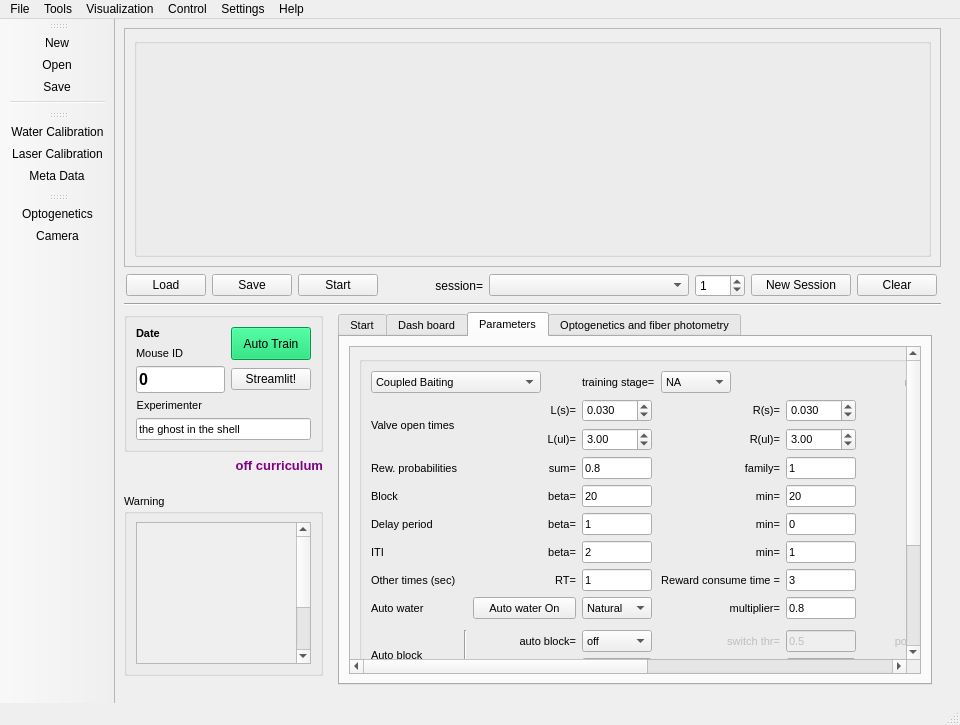
First picture: the form in src/foraging_gui/ForagingGUI.ui, repository AllenNeuralDynamics/dynamic-foraging-task, before the edit.
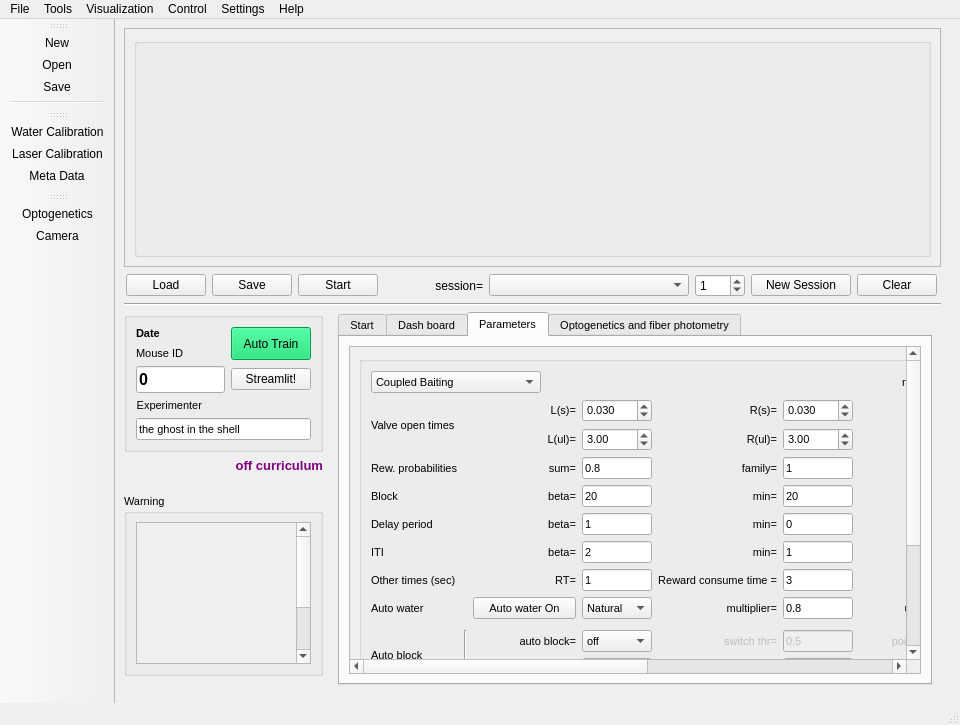
Second picture: the form after the edit. The open tabs and pages were chosen to show the change. Icons and pictures are not drawn.

Commit message: removing TrainingStage files

The edit to the form file:
```diff
--- a/src/foraging_gui/ForagingGUI.ui
+++ b/src/foraging_gui/ForagingGUI.ui
@@ -4505,78 +4505,6 @@
                         </property>
                        </widget>
                       </item>
-                      <item row="0" column="5">
-                       <widget class="QComboBox" name="TrainingStage">
-                        <property name="sizePolicy">
-                         <sizepolicy hsizetype="MinimumExpanding" vsizetype="Expanding">
-                          <horstretch>0</horstretch>
-                          <verstretch>0</verstretch>
-                         </sizepolicy>
-                        </property>
-                        <property name="maximumSize">
-                         <size>
-                          <width>70</width>
-                          <height>16777215</height>
-                         </size>
-                        </property>
-                        <item>
-                         <property name="text">
-                          <string>NA</string>
-                         </property>
-                        </item>
-                        <item>
-                         <property name="text">
-                          <string>Stage1.1</string>
-                         </property>
-                        </item>
-                        <item>
-                         <property name="text">
-                          <string>Stage1.2</string>
-                         </property>
-                        </item>
-                        <item>
-                         <property name="text">
-                          <string>Stage2</string>
-                         </property>
-                        </item>
-                        <item>
-                         <property name="text">
-                          <string>Stage3</string>
-                         </property>
-                        </item>
-                        <item>
-                         <property name="text">
-                          <string>Stage4</string>
-                         </property>
-                        </item>
-                        <item>
-                         <property name="text">
-                          <string>Stage5</string>
-                         </property>
-                        </item>
-                        <item>
-                         <property name="text">
-                          <string>Stage6</string>
-                         </property>
-                        </item>
-                       </widget>
-                      </item>
-                      <item row="0" column="3">
-                       <widget class="QLabel" name="label_5">
-                        <property name="sizePolicy">
-                         <sizepolicy hsizetype="Expanding" vsizetype="Expanding">
-                          <horstretch>0</horstretch>
-                          <verstretch>0</verstretch>
-                         </sizepolicy>
-                        </property>
-                        <property name="text">
-                         <string>training stage=</string>
-                        </property>
-                        <property name="textFormat">
-                         <enum>Qt::AutoText</enum>
-                        </property>
-                       </widget>
-                      </item>
                       <item row="13" column="6">
                        <widget class="QLineEdit" name="warm_min_trial">
                         <property name="sizePolicy">
```
The commit also changes 2 other files.
